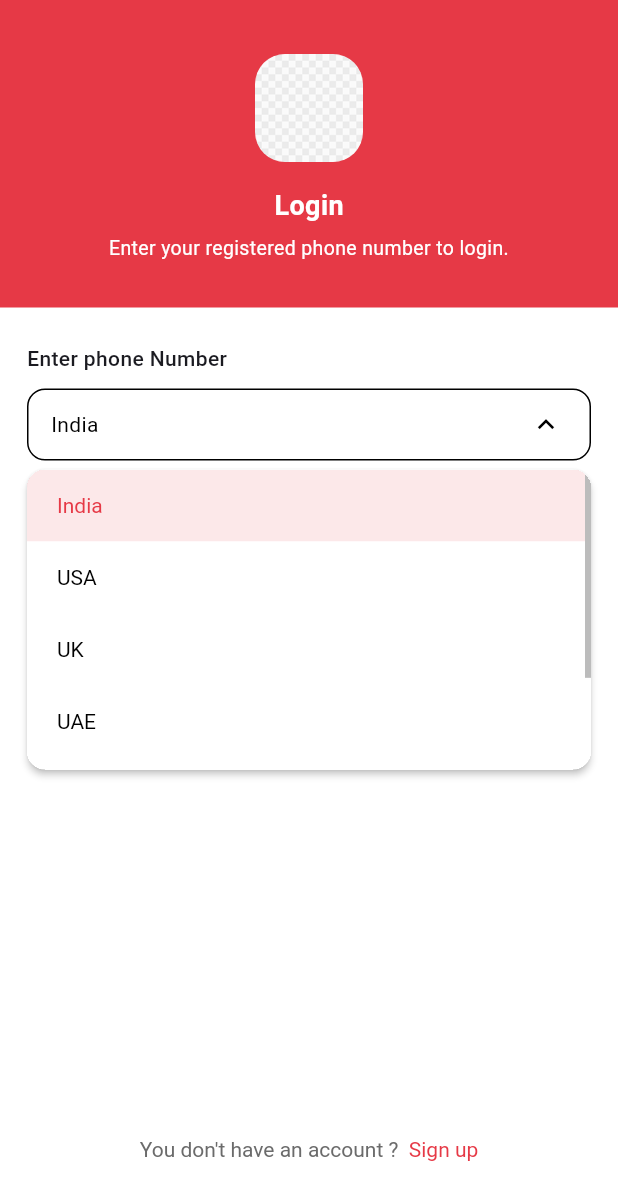
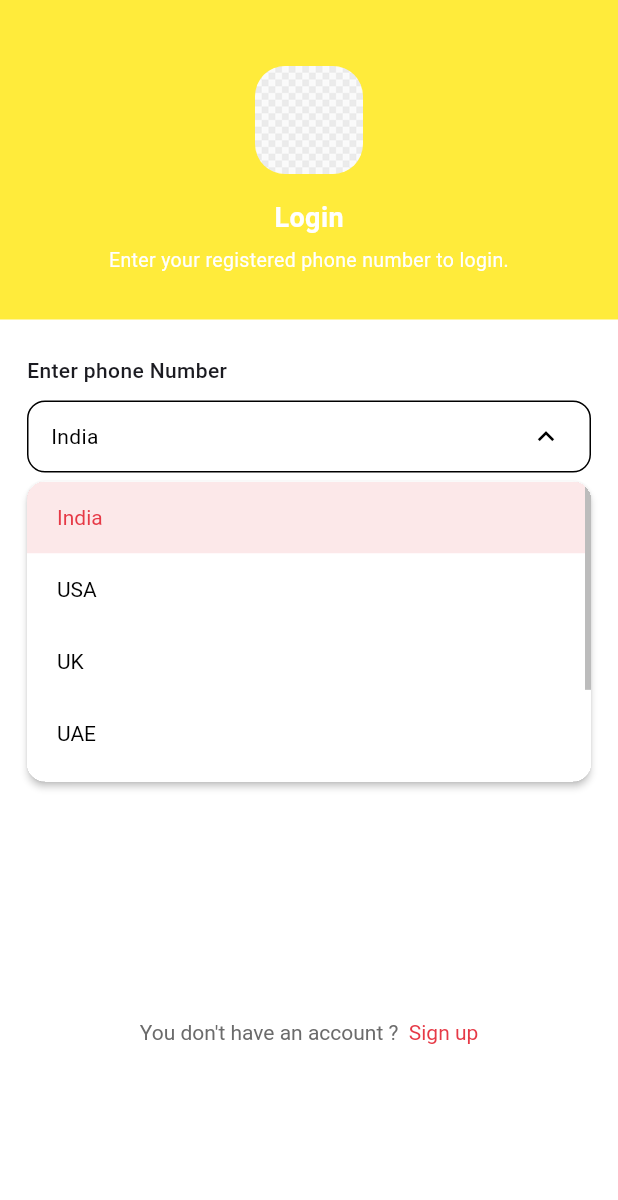
Before and after one commit to Divadine/riverpod_migration, a Flutter app: the screen it shows after launch, after a tap on "India", on a phone screen of 412 x 824 dp. Shown: the top 1200 px of the screen. Run offline on Flutter 3.47's test engine with Material 3 defaults, Android fonts, the phone set to English and light mode, and no system bars; our stand-ins replace flutter_riverpod, flutter_svg, shared_preferences, video_player; missing offline and left inert: flutter_3d_controller, panorama_viewer; Roboto replaces fonts that are missing (BricolageGrotesque).

Commit message:
authentication changes

```diff
--- a/lib/features/authentication/screen/login_screen.dart
+++ b/lib/features/authentication/screen/login_screen.dart
@@ -76,18 +76,21 @@ class _LoginScreenState extends ConsumerState<LoginScreen> {
                     isLoading: state.isLoading,
                     onPressed: _onLogin,
                   ),
+
+                  SizedBox(height: 200,),
+                  AuthBottomLink(
+                    text: "You don't have an account ?",
+                    linkText: 'Sign up',
+                    onTap: () => Navigator.pushReplacement(
+                      context,
+                      MaterialPageRoute(builder: (_) => const SignupScreen()),
+                    ),
+                  ),
                 ],
               ),
             ),
           ),
-          AuthBottomLink(
-            text: "You don't have an account ?",
-            linkText: 'Sign up',
-            onTap: () => Navigator.pushReplacement(
-              context,
-              MaterialPageRoute(builder: (_) => const SignupScreen()),
-            ),
-          ),
+
         ],
       ),
     );
--- a/lib/features/authentication/widget/auth_header.dart
+++ b/lib/features/authentication/widget/auth_header.dart
@@ -24,8 +24,8 @@ class AuthHeader extends StatelessWidget {
       children: [
         Container(
           width: double.infinity,
-          color: kPrimaryRed,
-          padding: const EdgeInsets.fromLTRB(16, 12, 16, 30),
+          color:Colors.yellow, //kPrimaryRed,
+          padding: const EdgeInsets.fromLTRB(16, 20, 16, 30),
           child: SafeArea(
             bottom: false,
             child: Column(
--- a/lib/features/authentication/widget/otp_input_field.dart
+++ b/lib/features/authentication/widget/otp_input_field.dart
@@ -112,7 +112,7 @@ class _OtpInputFieldState extends State<OtpInputField> {
                 enabledBorder: OutlineInputBorder(
                   borderRadius: BorderRadius.circular(10),
                   borderSide: BorderSide(
-                    color: active ? Colors.black : Colors.grey.shade200,
+                    color: active ? Colors.black : Colors.grey,
                   ),
                 ),
                 focusedBorder: OutlineInputBorder(
```
Also changed, not shown: lib/features/authentication/screen/signup_screen.dart (+18 -8 lines).
